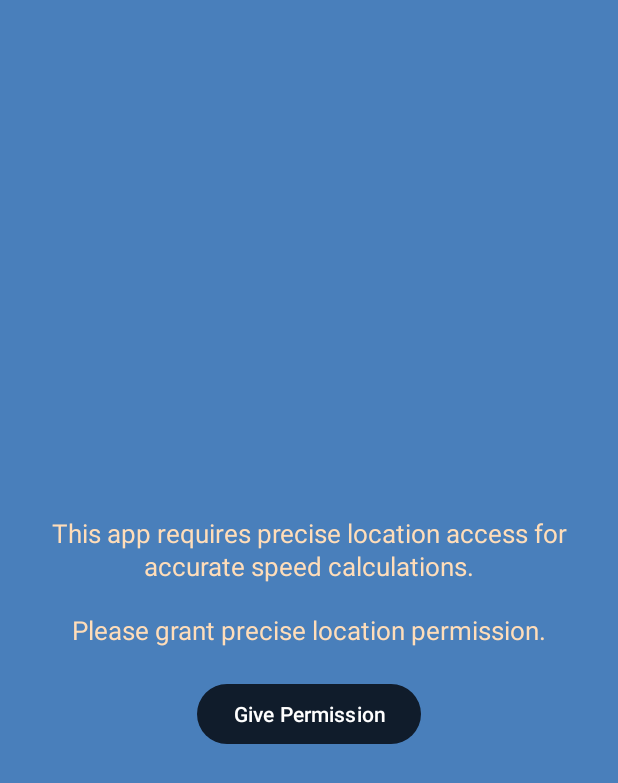
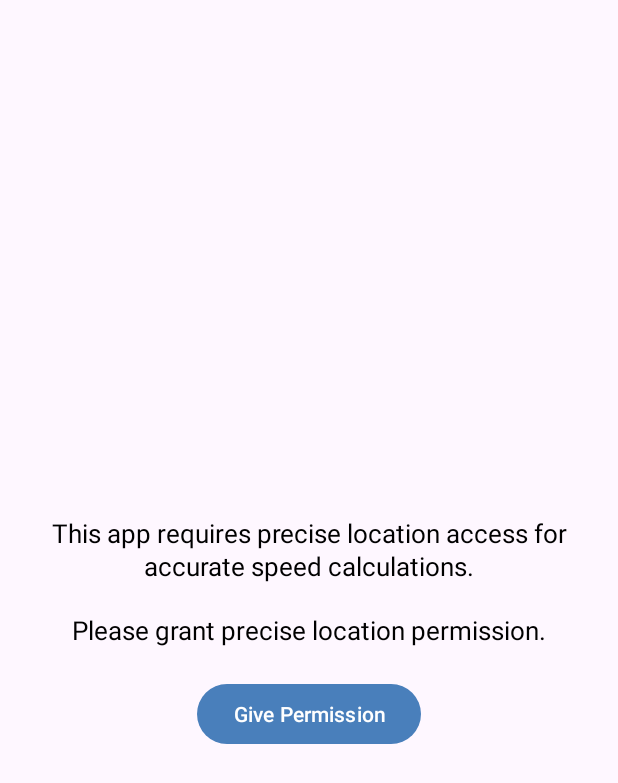
Before and after one commit to ashfaaqali/MotoMeterPro, an Android app: the MainActivity screen opened directly, with no data from a screen before it, on a phone screen of 412 x 824 dp. Shown: the top 783 px of the screen. Run offline under Robolectric (Android 15) with nearby library versions, the light colour scheme and no system bars; 3 statements that could not run were skipped.

Commit message:
change ui

```diff
--- a/app/src/main/res/layout/activity_main.xml
+++ b/app/src/main/res/layout/activity_main.xml
@@ -1,110 +1,78 @@
 <?xml version="1.0" encoding="utf-8"?>
-<LinearLayout
-    xmlns:android="http://schemas.android.com/apk/res/android"
+<LinearLayout xmlns:android="http://schemas.android.com/apk/res/android"
     xmlns:app="http://schemas.android.com/apk/res-auto"
     xmlns:tools="http://schemas.android.com/tools"
     android:layout_width="match_parent"
     android:layout_height="match_parent"
-    tools:context=".MainActivity"
+    android:gravity="center"
     android:orientation="vertical"
-    android:gravity="center"
-    android:background="#497fbb">
+    tools:context=".MainActivity">
 
     <LinearLayout
-        android:id="@+id/speed_layout"
+        android:id="@+id/ask_permission_layout"
         android:layout_width="match_parent"
-        android:layout_height="wrap_content"
-        android:orientation="vertical"
+        android:layout_height="match_parent"
         android:gravity="center"
-        android:visibility="gone">
-
-    <com.google.android.material.textview.MaterialTextView
-        android:id="@+id/speedTextView"
-        android:layout_width="wrap_content"
-        android:layout_height="wrap_content"
-        android:text="@string/_0"
-        android:textStyle="bold"
-        android:textColor="#101c2b"
-        android:textSize="70sp"/>
-
-    <com.google.android.material.textview.MaterialTextView
-        android:id="@+id/kmh_tv"
-        android:layout_width="wrap_content"
-        android:layout_height="wrap_content"
-        android:text="@string/km_h"
-        android:textColor="#101c2b"
-        android:textSize="30sp"/>
-
-    </LinearLayout>
-
-    <LinearLayout
-        android:id="@+id/permission_alert_layout"
-        android:layout_width="match_parent"
-        android:layout_height="wrap_content"
-        android:orientation="vertical"
-        android:gravity="center">
+        android:orientation="vertical">
 
         <com.google.android.material.textview.MaterialTextView
             android:layout_width="wrap_content"
             android:layout_height="wrap_content"
             android:layout_margin="20dp"
+            android:layout_marginTop="8dp"
+            android:lineSpacingMultiplier="1.08"
             android:text="@string/alert"
             android:textAlignment="center"
-            android:textSize="17sp"
-            android:lineSpacingMultiplier="1.08"
-            android:textColor="#ffddb9"
-            android:layout_marginTop="8dp"/>
+            android:textColor="#000000"
+            android:textSize="17sp" />
 
         <com.google.android.material.button.MaterialButton
             android:id="@+id/give_permission_btn"
             android:layout_width="wrap_content"
             android:layout_height="wrap_content"
             android:text="Give Permission"
-            app:backgroundTint="#101c2b"
-            android:textColor="@color/white"/>
-
+            android:textColor="@color/white"
+            app:backgroundTint="#497fbb" />
     </LinearLayout>
-
 
     <LinearLayout
         android:id="@+id/error_layout"
-        android:visibility="gone"
         android:layout_width="wrap_content"
         android:layout_height="wrap_content"
         android:layout_marginStart="20dp"
+        android:layout_marginTop="50dp"
         android:layout_marginEnd="20dp"
-        android:layout_marginTop="50dp"
+        android:background="@drawable/corners"
         android:backgroundTint="#795831"
-        android:background="@drawable/corners"
+        android:orientation="vertical"
         android:padding="15dp"
-        android:orientation="vertical">
+        android:visibility="gone">
 
         <com.google.android.material.imageview.ShapeableImageView
             android:layout_width="wrap_content"
             android:layout_height="wrap_content"
+            android:layout_gravity="center_horizontal"
             android:src="@drawable/baseline_error_24"
-            app:tint="#ffddb9"
-            android:layout_gravity="center_horizontal"/>
+            app:tint="#ffddb9" />
 
         <com.google.android.material.textview.MaterialTextView
             android:layout_width="wrap_content"
             android:layout_height="wrap_content"
+            android:layout_marginTop="8dp"
+            android:lineSpacingMultiplier="1.08"
             android:text="@string/alert"
-            android:textSize="17sp"
-            android:lineSpacingMultiplier="1.08"
             android:textColor="#ffddb9"
-            android:layout_marginTop="8dp"/>
+            android:textSize="17sp" />
 
         <com.google.android.material.textview.MaterialTextView
             android:id="@+id/settings_btn"
             android:layout_width="wrap_content"
             android:layout_height="wrap_content"
+            android:layout_marginTop="8dp"
             android:text="@string/open_location_settings"
-            android:textStyle="bold"
+            android:textColor="#ffddb9"
             android:textSize="17sp"
-            android:textColor="#ffddb9"
-            android:layout_marginTop="8dp"/>
-
+            android:textStyle="bold" />
     </LinearLayout>
 
 </LinearLayout>
```
